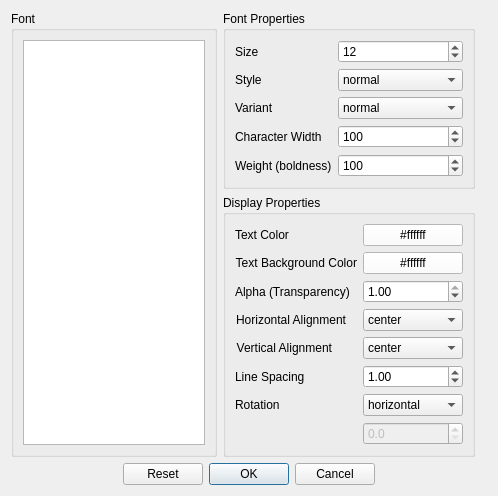
First picture: the form in ui/Ui_TextOptionsDialog.ui, repository bbreslauer/PySciPlot, before the edit.
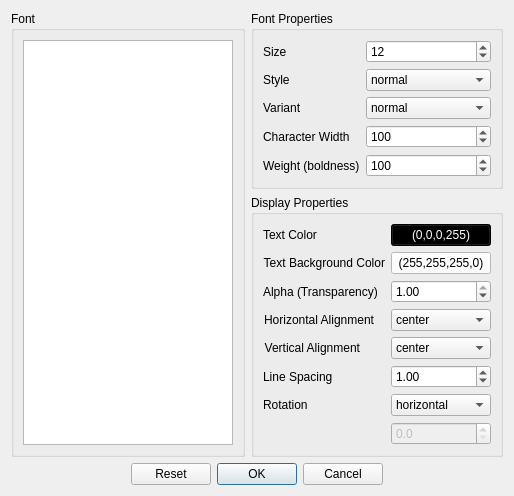
Second picture: the form after the edit. Custom widgets are drawn as their Qt base class.

The edit to the form file:
```diff
--- a/ui/Ui_TextOptionsDialog.ui
+++ b/ui/Ui_TextOptionsDialog.ui
@@ -6,8 +6,8 @@
    <rect>
     <x>0</x>
     <y>0</y>
-    <width>498</width>
-    <height>475</height>
+    <width>506</width>
+    <height>477</height>
    </rect>
   </property>
   <property name="sizePolicy">
@@ -52,7 +52,7 @@
      </layout>
     </widget>
    </item>
-   <item row="6" column="1">
+   <item row="6" column="1" colspan="3">
     <widget class="QGroupBox" name="groupBox_2">
      <property name="title">
       <string>Display Properties</string>
@@ -77,11 +77,12 @@
          </size>
         </property>
         <property name="styleSheet">
-         <string notr="true">color: rgb(0, 0, 0);
-background-color: rgb(255, 255, 255);</string>
+         <string notr="true">color: rgb(255, 255, 255);
+background-color: rgb(0, 0, 0);
+</string>
         </property>
         <property name="text">
-         <string>#ffffff</string>
+         <string>(0,0,0,255)</string>
         </property>
        </widget>
       </item>
@@ -108,7 +109,7 @@
 background-color: rgb(255, 255, 255);</string>
         </property>
         <property name="text">
-         <string>#ffffff</string>
+         <string>(255,255,255,0)</string>
         </property>
        </widget>
       </item>
@@ -284,7 +285,7 @@
      </layout>
     </widget>
    </item>
-   <item row="5" column="1">
+   <item row="5" column="1" colspan="3">
     <widget class="QGroupBox" name="groupBox_3">
      <property name="title">
       <string>Font Properties</string>
@@ -422,6 +423,15 @@
    <class>QColorButton</class>
    <extends>QPushButton</extends>
    <header>gui/QColorButton</header>
+   <slots>
+    <slot>createColorDialog()</slot>
+   </slots>
+  </customwidget>
+  <customwidget>
+   <class>QTextOptionsDialog</class>
+   <extends>QDialog</extends>
+   <header>gui/QTextOptionsDialog</header>
+   <container>1</container>
   </customwidget>
  </customwidgets>
  <resources/>
```
Left out of the diff: 78 changed lines with no effect on the pictures.
